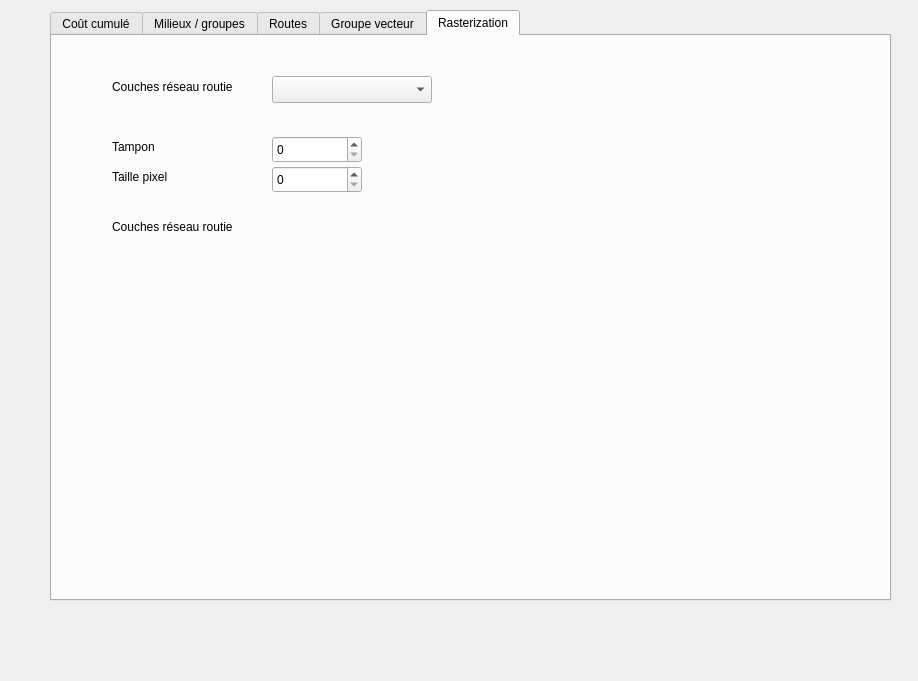
MathieuChailloux/BioDispersal, file eco_cont_dialog_base.ui: the form before one commit.
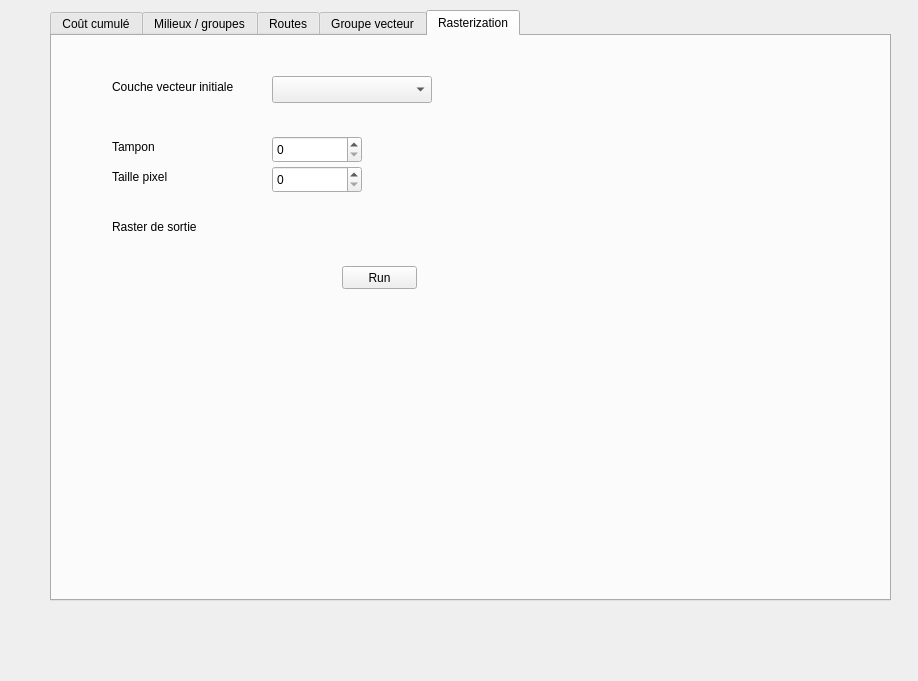
The form after the commit. The open tabs and pages were chosen to show the change. Custom widgets are drawn as their Qt base class.

The edit to the form file:
```diff
--- a/eco_cont_dialog_base.ui
+++ b/eco_cont_dialog_base.ui
@@ -519,7 +519,7 @@
       </rect>
      </property>
      <property name="text">
-      <string>Couches réseau routier</string>
+      <string>Couche vecteur initiale</string>
      </property>
     </widget>
     <widget class="QgsMapLayerComboBox" name="rasterInLayer">
@@ -598,7 +598,20 @@
       </rect>
      </property>
      <property name="text">
-      <string>Couches réseau routier</string>
+      <string>Raster de sortie</string>
+     </property>
+    </widget>
+    <widget class="QPushButton" name="rasterRun">
+     <property name="geometry">
+      <rect>
+       <x>290</x>
+       <y>230</y>
+       <width>75</width>
+       <height>23</height>
+      </rect>
+     </property>
+     <property name="text">
+      <string>Run</string>
      </property>
     </widget>
    </widget>
```
Left out of the diff: 4 changed lines with no effect on the pictures.
